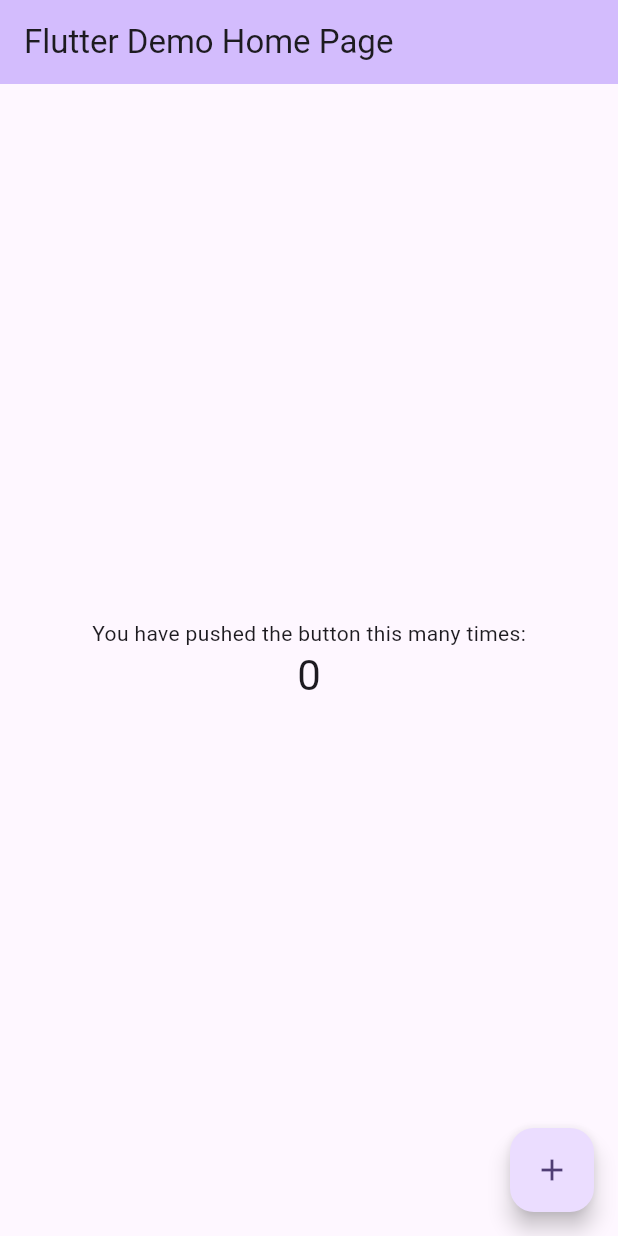
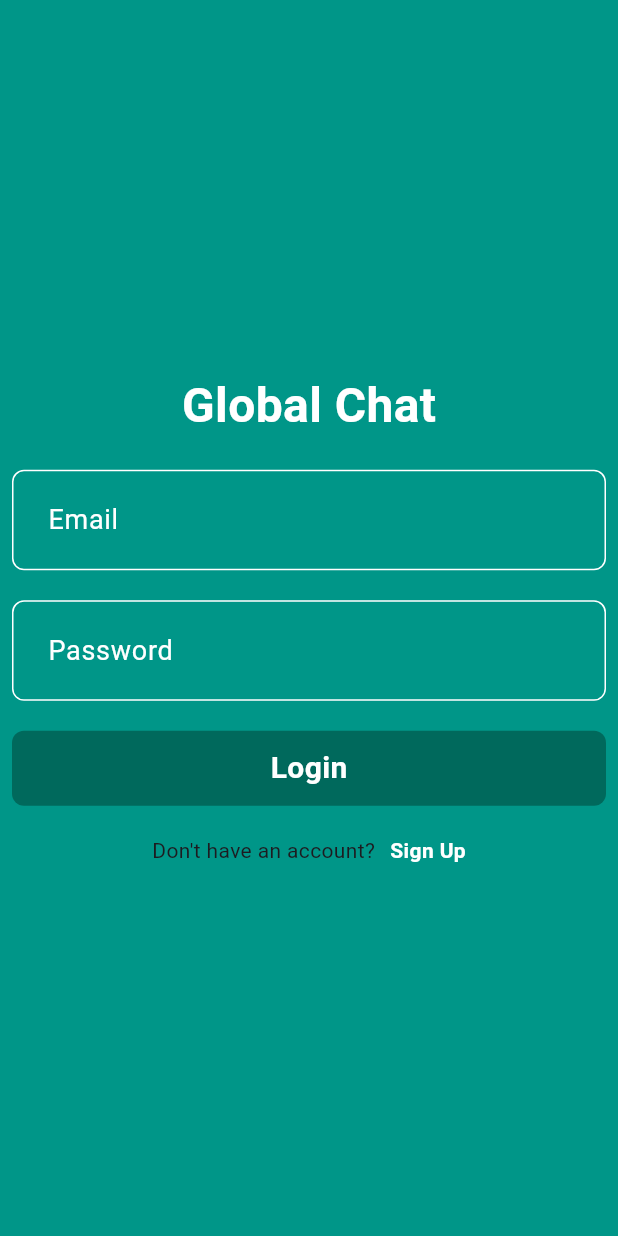
Before and after one commit to HamdyAmr60/global_chat, a Flutter app: the screen it shows after launch, on a phone screen of 412 x 824 dp. Run offline on Flutter 3.47's test engine with Material 3 defaults, Android fonts, the phone set to English and light mode, and no system bars; drawn by our look-alikes of modal_progress_hud_nsn; our stand-ins replace firebase_auth, firebase_core; accounts and stored records are empty.

Commit message:
add firebase to the application and set signup and login service class and deploy it into views

```diff
--- a/lib/main.dart
+++ b/lib/main.dart
@@ -1,122 +1,30 @@
+import 'package:firebase_core/firebase_core.dart';
 import 'package:flutter/material.dart';
+import 'package:global_chat/views/chat_view.dart';
+import 'package:global_chat/views/login_view.dart';
+import 'package:global_chat/views/register_view.dart';
 
-void main() {
-  runApp(const MyApp());
+void main() async {
+  WidgetsFlutterBinding.ensureInitialized();
+
+
+ await Firebase.initializeApp();
+  runApp(const GlobalChat());
 }
 
-class MyApp extends StatelessWidget {
-  const MyApp({super.key});
+class GlobalChat extends StatelessWidget {
+  const GlobalChat({super.key});
 
-  // This widget is the root of your application.
   @override
   Widget build(BuildContext context) {
     return MaterialApp(
-      title: 'Flutter Demo',
-      theme: ThemeData(
-        // This is the theme of your application.
-        //
-        // TRY THIS: Try running your application with "flutter run". You'll see
-        // the application has a purple toolbar. Then, without quitting the app,
-        // try changing the seedColor in the colorScheme below to Colors.green
-        // and then invoke "hot reload" (save your changes or press the "hot
-        // reload" button in a Flutter-supported IDE, or press "r" if you used
-        // the command line to start the app).
-        //
-        // Notice that the counter didn't reset back to zero; the application
-        // state is not lost during the reload. To reset the state, use hot
-        // restart instead.
-        //
-        // This works for code too, not just values: Most code changes can be
-        // tested with just a hot reload.
-        colorScheme: .fromSeed(seedColor: Colors.deepPurple),
-      ),
-      home: const MyHomePage(title: 'Flutter Demo Home Page'),
+    routes:{
+        "/Login": (context) => LoginView(),
+        RegisterView.routeName: (context) => RegisterView(),
+      ChatView.routeName: (context) => ChatView(),
+      },
+      initialRoute: '/Login',
+      home: LoginView(),
     );
   }
 }
-
-class MyHomePage extends StatefulWidget {
-  const MyHomePage({super.key, required this.title});
-
-  // This widget is the home page of your application. It is stateful, meaning
-  // that it has a State object (defined below) that contains fields that affect
-  // how it looks.
-
-  // This class is the configuration for the state. It holds the values (in this
-  // case the title) provided by the parent (in this case the App widget) and
-  // used by the build method of the State. Fields in a Widget subclass are
-  // always marked "final".
-
-  final String title;
-
-  @override
-  State<MyHomePage> createState() => _MyHomePageState();
-}
-
-class _MyHomePageState extends State<MyHomePage> {
-  int _counter = 0;
-
-  void _incrementCounter() {
-    setState(() {
-      // This call to setState tells the Flutter framework that something has
-      // changed in this State, which causes it to rerun the build method below
-      // so that the display can reflect the updated values. If we changed
-      // _counter without calling setState(), then the build method would not be
-      // called again, and so nothing would appear to happen.
-      _counter++;
-    });
-  }
-
-  @override
-  Widget build(BuildContext context) {
-    // This method is rerun every time setState is called, for instance as done
-    // by the _incrementCounter method above.
-    //
-    // The Flutter framework has been optimized to make rerunning build methods
-    // fast, so that you can just rebuild anything that needs updating rather
-    // than having to individually change instances of widgets.
-    return Scaffold(
-      appBar: AppBar(
-        // TRY THIS: Try changing the color here to a specific color (to
-        // Colors.amber, perhaps?) and trigger a hot reload to see the AppBar
-        // change color while the other colors stay the same.
-        backgroundColor: Theme.of(context).colorScheme.inversePrimary,
-        // Here we take the value from the MyHomePage object that was created by
-        // the App.build method, and use it to set our appbar title.
-        title: Text(widget.title),
-      ),
-      body: Center(
-        // Center is a layout widget. It takes a single child and positions it
-        // in the middle of the parent.
-        child: Column(
-          // Column is also a layout widget. It takes a list of children and
-          // arranges them vertically. By default, it sizes itself to fit its
-          // children horizontally, and tries to be as tall as its parent.
-          //
-          // Column has various properties to control how it sizes itself and
-          // how it positions its children. Here we use mainAxisAlignment to
-          // center the children vertically; the main axis here is the vertical
-          // axis because Columns are vertical (the cross axis would be
-          // horizontal).
-          //
-          // TRY THIS: Invoke "debug painting" (choose the "Toggle Debug Paint"
-          // action in the IDE, or press "p" in the console), to see the
-          // wireframe for each widget.
-          mainAxisAlignment: .center,
-          children: [
-            const Text('You have pushed the button this many times:'),
-            Text(
-              '$_counter',
-              style: Theme.of(context).textTheme.headlineMedium,
-            ),
-          ],
-        ),
-      ),
-      floatingActionButton: FloatingActionButton(
-        onPressed: _incrementCounter,
-        tooltip: 'Increment',
-        child: const Icon(Icons.add),
-      ),
-    );
-  }
-}
--- /dev/null
+++ b/lib/services/auth_service.dart
@@ -0,0 +1,17 @@
+import 'package:firebase_auth/firebase_auth.dart';
+
+class AuthService {
+  Future<void> signup(String email, String password) async {
+    await FirebaseAuth.instance.createUserWithEmailAndPassword(
+      email: email,
+      password: password,
+    );
+  }
+
+  Future<void> signIn(String email, String password) async {
+    await FirebaseAuth.instance.signInWithEmailAndPassword(
+        email: email,
+        password: password
+    );
+  }
+}
--- /dev/null
+++ b/lib/views/login_view.dart
@@ -0,0 +1,125 @@
+import 'package:firebase_auth/firebase_auth.dart';
+import 'package:flutter/material.dart';
+import 'package:global_chat/services/auth_service.dart';
+import 'package:global_chat/views/register_view.dart';
+import 'package:global_chat/widgets/title_text.dart';
+import 'package:modal_progress_hud_nsn/modal_progress_hud_nsn.dart';
+
+import '../widgets/custom_button.dart';
+import '../widgets/input_field.dart';
+import '../widgets/navigation_text.dart';
+import 'chat_view.dart';
+
+class LoginView extends StatefulWidget {
+const   LoginView({super.key});
+   static  String routeName = "Login";
+
+  @override
+  State<LoginView> createState() => _LoginViewState();
+}
+
+class _LoginViewState extends State<LoginView> {
+  String email = "";
+  GlobalKey<FormState> formKey = GlobalKey<FormState>();
+  String password = "";
+  bool isCalled = false;
+
+  @override
+  Widget build(BuildContext context) {
+    return Scaffold(
+      backgroundColor: Colors.teal,
+      body: Padding(
+        padding: const EdgeInsets.symmetric(horizontal: 8.0),
+        child: ModalProgressHUD(
+          inAsyncCall: isCalled,
+          child: Form(
+            key: formKey,
+            child: ListView(
+
+              children: [
+                SizedBox(height: MediaQuery
+                    .of(context)
+                    .size
+                    .height * 0.3,),
+                Row(
+                  mainAxisAlignment: MainAxisAlignment.center,
+                  children: [
+                    TitleText(),
+                  ],
+                ),
+                SizedBox(height: 20,),
+                InputField(validator: (value) {
+                  if (value!.isEmpty) {
+                    return "Email cannot be empty";
+                  }
+                  return null;
+                },
+                  onSaved: (value) {
+                    email = value!;
+                  },
+                  password: false,
+                  hintText: "Enter your email",
+                  labelText: "Email",),
+                SizedBox(height: 20,),
+                InputField(validator: (value) {
+                  if (value!.isEmpty) {
+                    return "Password cannot be empty";
+                  }
+                  return null;
+                },
+                  onSaved: (value) {
+                    password = value!;
+                  },
+                  password: true,
+                  hintText: "Enter your password",
+                  labelText: "Password",),
+                SizedBox(height: 20,),
+                CustomButton(text: "Login", onTap: () async {
+                  if (!formKey.currentState!.validate()) return;
+                  formKey.currentState!.save();
+                  setState(() => isCalled = true);
+                  final navigator = Navigator.of(context);
+                  try {
+                    await AuthService().signIn(email, password);
+                    if (!mounted) return;
+                    navigator.pushNamed(ChatView.routeName);
+                  } on FirebaseAuthException catch (e) {
+                    if (!mounted) return;
+                    handleFirebaseError(e, context);
+                  } catch (e) {
+                    if (!mounted) return;
+                    debugPrint(e.toString());
+                  } finally {
+                    if (mounted) setState(() => isCalled = false);
+                  }
+                }),
+                SizedBox(height: 20,),
+                NavigationText(accountAsk: "Don't have an account?",
+                  verb: "Sign Up",
+                  onTap: () {
+                    Navigator.pushNamed(context, RegisterView.routeName);
+                  },),
+              ],
+            ),
+          ),
+        ),
+      ),
+    );
+  }
+}
+
+void  showSnackBar(String message , BuildContext context) {
+  ScaffoldMessenger.of(context)
+      .showSnackBar(SnackBar(content: Text(message)));
+}
+
+void handleFirebaseError(FirebaseAuthException e , BuildContext context) {
+  if (e.code == 'user-not-found') {
+    showSnackBar("No user found for that email." , context);
+  } else if (e.code == 'wrong-password') {
+    showSnackBar('Wrong password provided for that user.' , context);
+  }
+  else {
+    showSnackBar(e.message ?? "Authentication error" , context);
+  }
+}
--- /dev/null
+++ b/lib/widgets/custom_button.dart
@@ -0,0 +1,21 @@
+import 'package:flutter/material.dart';
+class CustomButton extends StatelessWidget {
+  const CustomButton({super.key , required this.text , required this.onTap});
+final String text;
+final Function() onTap;
+  @override
+  Widget build(BuildContext context) {
+    return GestureDetector(
+      onTap: onTap,
+      child: Container(
+        decoration: BoxDecoration(
+          color: Colors.teal.shade800,
+          borderRadius: BorderRadius.circular(8)
+        ),
+        height: 50,
+        width: double.infinity,
+        child: Center(child: Text(text  , style: TextStyle(color: Colors.white , fontSize: 20,fontWeight: FontWeight.bold),)),
+      ),
+    );
+  }
+}
--- /dev/null
+++ b/lib/widgets/input_field.dart
@@ -0,0 +1,34 @@
+import 'package:flutter/material.dart';
+class InputField extends StatelessWidget {
+ const  InputField({super.key , required this.password , required this.hintText , required this.labelText , required this.validator , required this.onSaved});
+final bool password;
+final String hintText;
+final String labelText;
+final FormFieldSetter<String> onSaved;
+final FormFieldValidator<String> validator;
+  @override
+  Widget build(BuildContext context) {
+    return TextFormField(
+      validator: validator,
+      onSaved: onSaved,
+      obscureText: password,
+      decoration: InputDecoration(
+        hintText: hintText,
+        hintStyle: TextStyle(color: Colors.white , fontSize: 18),
+        contentPadding: EdgeInsets.symmetric(horizontal: 20, vertical: 20),
+        label: Text(labelText),
+        labelStyle: TextStyle(color: Colors.white , fontSize: 18),
+        border: OutlineInputBorder(
+          borderRadius: BorderRadius.circular(8),
+          borderSide: BorderSide(color: Colors.white)
+        ),
+        enabledBorder: OutlineInputBorder(
+          borderRadius: BorderRadius.circular(8),
+          borderSide: BorderSide(color: Colors.white)
+        )
+      ),
+
+
+    );
+  }
+}
--- /dev/null
+++ b/lib/widgets/navigation_text.dart
@@ -0,0 +1,23 @@
+import 'package:flutter/material.dart';
+
+class NavigationText extends StatelessWidget {
+ const  NavigationText({super.key , required this.accountAsk , required this.verb  , required this.onTap});
+final String accountAsk ;
+ final  String verb ;
+ final Function() onTap;
+  @override
+  Widget build(BuildContext context) {
+    return Row(
+      mainAxisAlignment: MainAxisAlignment.center,
+      children: [
+        Text(accountAsk),
+        SizedBox(
+          width: 10,
+        ),
+        GestureDetector(
+            onTap: onTap,
+            child: Text(verb , style: TextStyle(color: Colors.white , fontWeight: FontWeight.bold),)),
+      ],
+    );
+  }
+}
--- /dev/null
+++ b/lib/widgets/title_text.dart
@@ -0,0 +1,10 @@
+import 'package:flutter/material.dart';
+
+class TitleText  extends StatelessWidget {
+  const TitleText ({super.key});
+
+  @override
+  Widget build(BuildContext context) {
+    return Text("Global Chat" , style: TextStyle(fontSize: 32, fontWeight: FontWeight.bold, color: Colors.white),);
+  }
+}
--- a/pubspec.yaml
+++ b/pubspec.yaml
@@ -34,6 +34,9 @@ dependencies:
   # The following adds the Cupertino Icons font to your application.
   # Use with the CupertinoIcons class for iOS style icons.
   cupertino_icons: ^1.0.8
+  firebase_core: ^4.5.0
+  firebase_auth: ^6.2.0
+  modal_progress_hud_nsn: ^0.5.1
 
 dev_dependencies:
   flutter_test:
```
Also changed, not shown: lib/views/chat_view.dart (added, +9 -0 lines), lib/views/register_view.dart (added, +124 -0 lines), pubspec.lock, 5 other files.
